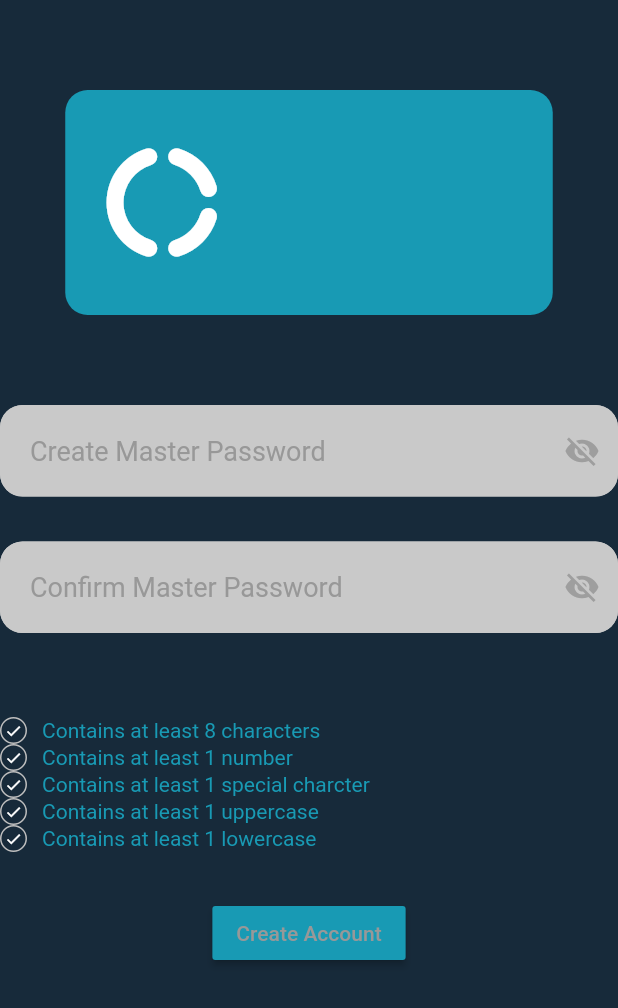
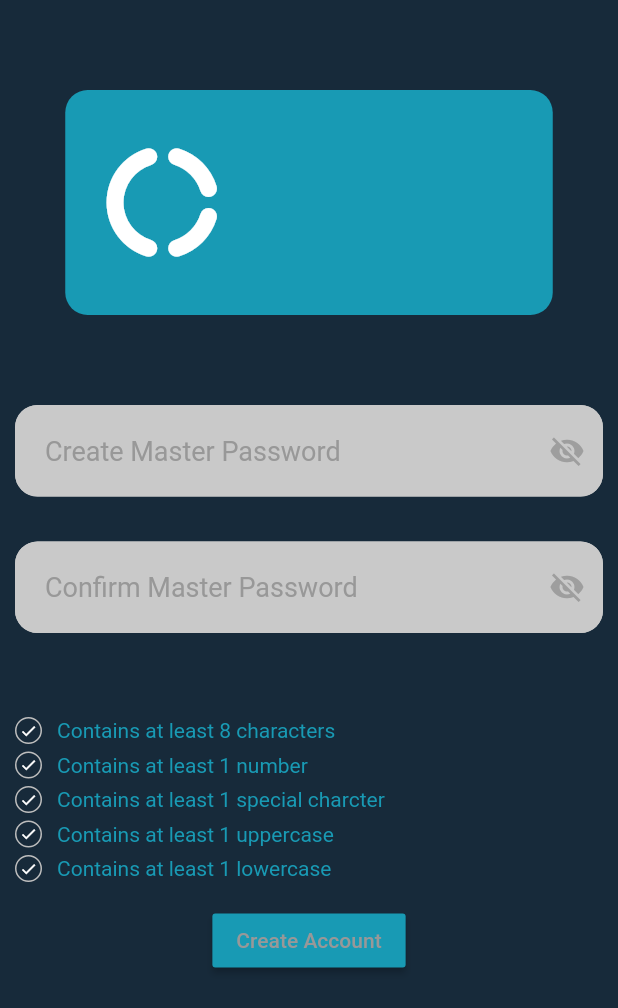
Before and after one commit to kevin-gonzalez16/TrueVault, a Flutter app: the RegisterScreen screen opened directly, on a phone screen of 412 x 824 dp. Shown: the top 1008 px of the screen. Run offline on Flutter 3.47's test engine with Material 2 defaults, Android fonts, the phone set to English and light mode, and no system bars.

Commit message:
Minor refactoring and bug fixes

```diff
--- a/lib/screens/delete_database_screen.dart
+++ b/lib/screens/delete_database_screen.dart
@@ -4,19 +4,21 @@ import 'package:true_vault/utils/database.dart';
 
 
 class DeleteDatabase extends StatefulWidget {
+  //all of user's databases
   final List<Database> databases;
   const DeleteDatabase({Key? key, required this.databases}) : super(key: key);
-
   @override
   State<DeleteDatabase> createState() => _DeleteDatabaseState();
 }
 
 //Template to list over the database
 Widget deleteDatabaseTemplate(Database database, context,index){
+
+  //Individual delete buttons
   return Padding(
-    padding: const EdgeInsets.fromLTRB(0, 0, 0, 20),
+    padding: const EdgeInsets.fromLTRB(0, 3, 8, 10),
     child: Row(
-      mainAxisAlignment: MainAxisAlignment.start,
+        mainAxisAlignment: MainAxisAlignment.center,
         children: [
           ElevatedButton(
             key: Key("deleteDatabaseElevatedButton"+index.toString()),
@@ -29,23 +31,26 @@ Widget deleteDatabaseTemplate(Database database, context,index){
                   primary: const Color.fromRGBO(255, 117, 117, 1)
               ), child: const Icon(Icons.delete, color:Colors.white)
           ),
-        TextButton(
+          Expanded(
+            child: AspectRatio(
+              aspectRatio: 16/4,
+              child: TextButton(
                   key: Key("deleteDatabaseTextButton"+index.toString()),
                   onPressed: (){
                     Navigator.pop(context,index);
                   },
                   style: TextButton.styleFrom(
                     backgroundColor: const Color.fromRGBO(24, 154, 180, 1),
-              minimumSize: const Size(240,50),
                     shape: RoundedRectangleBorder(borderRadius: BorderRadius.circular(10)),
                   ),
                   child:  Text(
                     database.databaseName,
-              style: const TextStyle(color: Colors.white, fontSize: 25),
+                    style: const TextStyle(color: Colors.white, fontSize: 20),
                     key: Key("deleteDatabaseText"+index.toString()),
                   )
               ),
-
+            ),
+          ),
         ],
       ),
   );
--- a/lib/screens/login_screen.dart
+++ b/lib/screens/login_screen.dart
@@ -46,7 +46,7 @@ class _LoginScreenState extends State<LoginScreen> {
               height: 60.0,
             ),
             Padding(
-              padding: const EdgeInsets.all(8.0),
+              padding: const EdgeInsets.all(10.0),
               child: TextField(
                 key: const Key("login-text-field"),
                 controller: passwordController,
--- a/lib/screens/register_screen.dart
+++ b/lib/screens/register_screen.dart
@@ -96,7 +96,9 @@ class _RegisterScreenState extends State<RegisterScreen> {
             Container(
               height: 60.0,
             ),
-            TextField(
+            Padding(
+              padding: const EdgeInsets.fromLTRB(10,0,10,30.0),
+              child: TextField(
                 key: const Key("register-text-field-1"),
                 controller: createMasterPasswordTextEditingController,
                 onChanged: (password) => onPasswordChanged(password),
@@ -129,10 +131,13 @@ class _RegisterScreenState extends State<RegisterScreen> {
                       EdgeInsets.symmetric(horizontal: 20, vertical: 20),
                 ),
               ),
-            Container(
-              height: 30.0,
             ),
-            TextField(
+            // Container(
+            //   height: 30.0,
+            // ),
+            Padding(
+              padding: const EdgeInsets.fromLTRB(10,0,10,10),
+              child: TextField(
                 key: const Key("register-text-field-2"),
                 controller: confirmMasterPasswordTextEditingController,
                 onChanged: (password) => onPasswordChanged(password),
@@ -165,8 +170,6 @@ class _RegisterScreenState extends State<RegisterScreen> {
                       EdgeInsets.symmetric(horizontal: 20, vertical: 20),
                 ),
               ),
-            Container(
-              height: 10.0,
             ),
             Text(
               match ? "" : "Password Don't Match",
@@ -185,7 +188,10 @@ class _RegisterScreenState extends State<RegisterScreen> {
             SizedBox(
               height: 10,
             ),
-            Row(
+
+            Padding(
+              padding: const EdgeInsets.fromLTRB(10.0,0,0,5),
+              child: Row(
                 children: [
                   AnimatedContainer(
                     duration: Duration(milliseconds: 500),
@@ -214,7 +220,10 @@ class _RegisterScreenState extends State<RegisterScreen> {
                       style: TextStyle(color: Color(0xff189AB4)))
                 ],
               ),
-            Row(
+            ),
+            Padding(
+              padding: const EdgeInsets.fromLTRB(10.0,0,0,5),
+              child: Row(
                 children: [
                   AnimatedContainer(
                     duration: Duration(milliseconds: 500),
@@ -243,7 +252,10 @@ class _RegisterScreenState extends State<RegisterScreen> {
                       style: TextStyle(color: Color(0xff189AB4)))
                 ],
               ),
-            Row(
+            ),
+            Padding(
+              padding: const EdgeInsets.fromLTRB(10.0,0,0,5),
+              child: Row(
                 children: [
                   AnimatedContainer(
                     duration: Duration(milliseconds: 500),
@@ -272,7 +284,10 @@ class _RegisterScreenState extends State<RegisterScreen> {
                       style: TextStyle(color: Color(0xff189AB4)))
                 ],
               ),
-            Row(
+            ),
+            Padding(
+              padding: const EdgeInsets.fromLTRB(10.0,0,0,5),
+              child: Row(
                 children: [
                   AnimatedContainer(
                     duration: Duration(milliseconds: 500),
@@ -301,7 +316,10 @@ class _RegisterScreenState extends State<RegisterScreen> {
                       style: TextStyle(color: Color(0xff189AB4)))
                 ],
               ),
-            Row(
+            ),
+            Padding(
+              padding: const EdgeInsets.fromLTRB(10.0,0,0,0),
+              child: Row(
                 children: [
                   AnimatedContainer(
                     duration: Duration(milliseconds: 500),
@@ -330,8 +348,9 @@ class _RegisterScreenState extends State<RegisterScreen> {
                       style: TextStyle(color: Color(0xff189AB4)))
                 ],
               ),
+            ),
             Container(
-              height: 30.0,
+              height: 15.0,
             ),
             RaisedButton(
                 key: const Key("register-screen-button"),
```
Also changed, not shown: lib/screens/choose_database_screen.dart (+6 -6 lines). Lines whose indentation alone changed are shown as unchanged.
